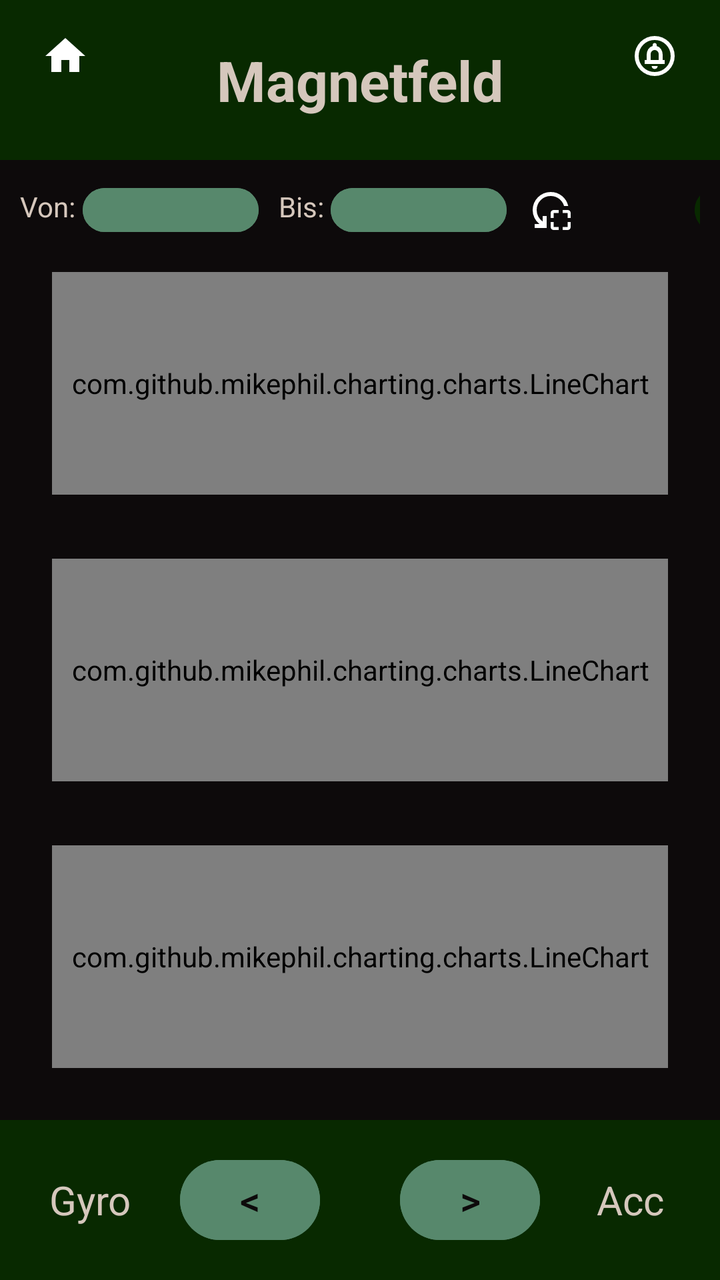
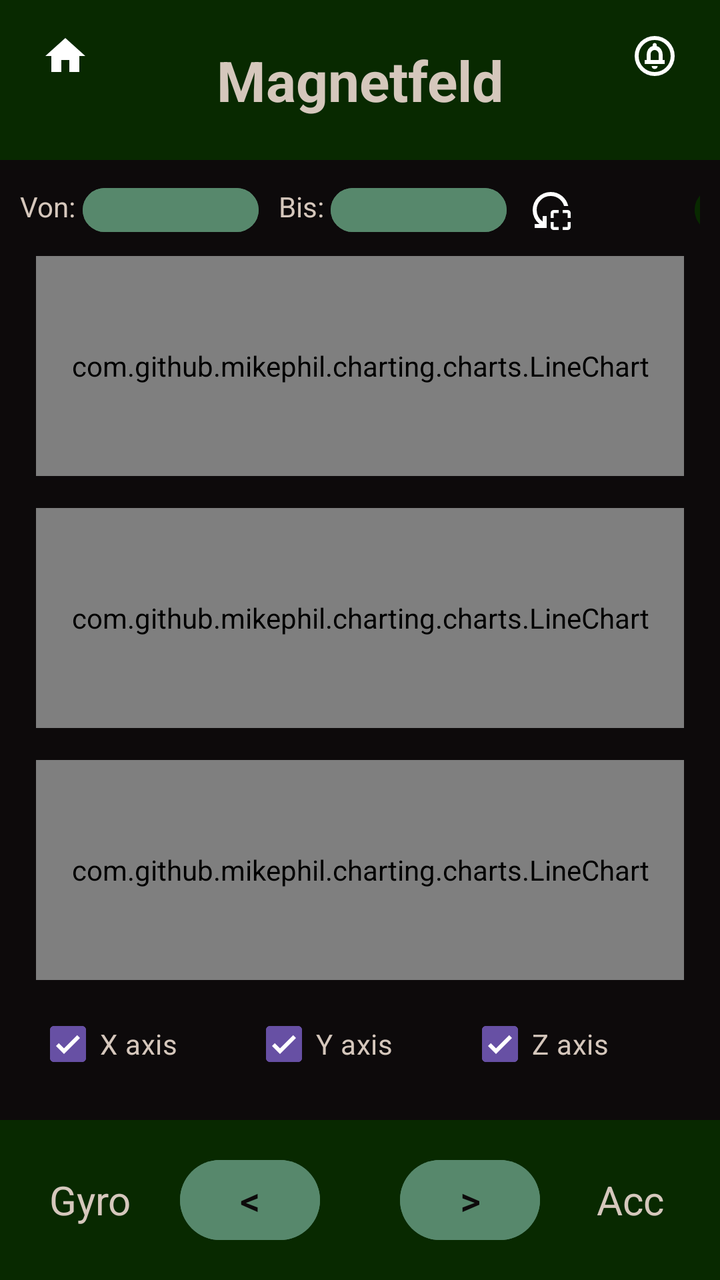

An Android layout rendered at two revisions. The XML below is the earlier revision; the diff shows what the commit changed to produce the second picture.
<!-- AndroidManifest.xml: application theme Theme.BiotSpeechIoT -->
<!-- res/layout/activity_magnetfeld.xml -->
<?xml version="1.0" encoding="utf-8"?>
<LinearLayout xmlns:android="http://schemas.android.com/apk/res/android"
    xmlns:tools="http://schemas.android.com/tools"
    android:layout_width="match_parent"
    android:id="@+id/magnet"
    android:layout_height="match_parent"
    android:orientation="vertical"
    android:background="@color/background"
    tools:context=".main.MainActivity">

    <LinearLayout
        android:layout_width="match_parent"
        android:layout_height="wrap_content"
        android:background="@color/header">

        <ImageButton
            android:id="@+id/home_button"
            android:layout_width="wrap_content"
            android:layout_height="wrap_content"
            android:src="@drawable/baseline_home_24"
            android:contentDescription="Zur Startseite"
            android:background="@color/header"
            android:layout_marginTop="16dp"
            android:layout_marginStart="16dp"
            android:paddingBottom="15dp"
            android:layout_weight="1"
            android:color="@color/text"/>

        <TextView
            android:id="@+id/headerText"
            android:layout_width="0dp"
            android:layout_height="80dp"
            android:background="@color/header"
            android:gravity="center_vertical|center_horizontal"
            android:layout_weight="28"
            android:padding="17dp"
            android:text="Magnetfeld"
            android:textColor="@color/text"
            android:textSize="28sp"
            android:textStyle="bold" />

        <ImageButton
            android:id="@+id/notification_button"
            android:layout_width="wrap_content"
            android:layout_height="wrap_content"
            android:src="@drawable/outline_circle_notifications_24"
            android:background="@color/header"
            android:layout_marginTop="16dp"
            android:layout_marginEnd="16dp"
            android:paddingBottom="15dp"
            android:layout_weight="1"
            android:color="@color/text"/>

    </LinearLayout>

    <LinearLayout
        android:layout_width="match_parent"
        android:layout_height="0dp"
        android:orientation="vertical"
        android:layout_weight="1"
        android:layout_margin="10dp">

        <LinearLayout
            android:layout_width="wrap_content"
            android:layout_height="wrap_content"
            android:orientation="horizontal">

            <TextView
                android:layout_width="wrap_content"
                android:layout_height="wrap_content"
                android:text="Von: "
                android:textColor="@color/text"/>

            <Button
                android:layout_width="wrap_content"
                android:layout_height="30dp"
                android:text=""
                android:textSize="10dp"
                android:textColor="@color/background"
                android:backgroundTint="@color/button"
                android:id="@+id/button_x_von"
                android:paddingStart="0dp"
                android:paddingEnd="0dp"
                android:paddingBottom="0dp"
                android:paddingTop="0dp"/>

            <TextView
                android:layout_width="wrap_content"
                android:layout_height="wrap_content"
                android:text="Bis: "
                android:textColor="@color/text"
                android:layout_marginStart="10dp"/>

            <Button
                android:layout_width="wrap_content"
                android:layout_height="30dp"
                android:text=""
                android:textSize="10dp"
                android:textColor="@color/background"
                android:backgroundTint="@color/button"
                android:id="@+id/button_x_bis"
                android:paddingStart="0dp"
                android:paddingEnd="0dp"
                android:paddingBottom="0dp"
                android:paddingTop="0dp"/>

            <ImageButton
                android:layout_width="wrap_content"
                android:layout_height="wrap_content"
                android:src="@drawable/outline_reset_focus_24"
                android:background="@color/background"
                android:layout_marginStart="10dp"
                android:paddingTop="3dp"
                android:id="@+id/resetX"
                />

            <Button
                android:layout_width="50dp"
                android:layout_height="30dp"
                android:text="10 Min"
                android:textSize="10sp"
                android:textColor="@color/background"
                android:backgroundTint="@color/header"
                android:id="@+id/btn_x_10min"
                android:layout_marginStart="60dp"
                android:paddingStart="0dp"
                android:paddingEnd="0dp"
                android:paddingBottom="0dp"
                android:paddingTop="0dp"/>

        </LinearLayout>

        <com.github.mikephil.charting.charts.LineChart
            android:id="@+id/lineChartMagnetX"
            android:layout_width="match_parent"
            android:layout_height="0dp"
            android:layout_weight="1"
            android:layout_margin="16dp"/>

        <com.github.mikephil.charting.charts.LineChart
            android:id="@+id/lineChartMagnetY"
            android:layout_width="match_parent"
            android:layout_height="0dp"
            android:layout_weight="1"
            android:layout_margin="16dp" />

        <com.github.mikephil.charting.charts.LineChart
            android:id="@+id/lineChartMagnetZ"
            android:layout_width="match_parent"
            android:layout_height="0dp"
            android:layout_weight="1"
            android:layout_margin="16dp" />
    </LinearLayout>

    <LinearLayout
        android:id="@+id/footerBar"
        android:layout_width="match_parent"
        android:layout_height="80dp"
        android:orientation="horizontal"
        android:gravity="center"
        android:background="@color/header">

        <TextView
            android:id="@+id/gyroDescription"
            android:layout_width="0dp"
            android:layout_height="wrap_content"
            android:layout_weight="1"
            android:text="Gyro"
            android:textColor="@color/text"
            android:layout_margin="10dp"
            android:gravity="center"
            android:textSize="20sp"/>

        <Button
            android:id="@+id/btnPrevGyro"
            android:layout_width="0dp"
            android:layout_height="wrap_content"
            android:layout_weight="1"
            android:text="&lt;"
            android:textColor="@color/background"
            android:layout_marginEnd="20dp"
            android:backgroundTint="@color/button"
            android:textSize="20sp" />

        <Button
            android:id="@+id/btnNextAccel"
            android:layout_width="0dp"
            android:layout_height="wrap_content"
            android:layout_weight="1"
            android:text="&gt;"
            android:textColor="@color/background"
            android:layout_marginStart="20dp"
            android:backgroundTint="@color/button"
            android:textSize="20sp"/>

        <TextView
            android:id="@+id/btnGyro"
            android:layout_width="0dp"
            android:layout_height="wrap_content"
            android:layout_weight="1"
            android:text="Acc"
            android:textColor="@color/text"
            android:layout_margin="10dp"
            android:gravity="center"
            android:textSize="20sp"/>
    </LinearLayout>
</LinearLayout>
<!-- resources referenced by this layout -->
<resources>
  <color name="background">#0D0A0B</color>
  <color name="button">#57886C</color>
  <color name="header">#082900</color>
  <color name="text">#D5C7BC</color>
  <!-- drawable baseline_home_24 (drawable) -->
  <vector xmlns:android="http://schemas.android.com/apk/res/android" android:height="24dp" android:tint="#FFFFFF" android:viewportHeight="24" android:viewportWidth="24" android:width="24dp">
        
      <path android:fillColor="@android:color/white" android:pathData="M10,20v-6h4v6h5v-8h3L12,3 2,12h3v8z"/>
      
  </vector>
  <!-- drawable outline_circle_notifications_24 (drawable) -->
  <vector xmlns:android="http://schemas.android.com/apk/res/android" android:height="24dp" android:tint="#FFFFFF" android:viewportHeight="960" android:viewportWidth="960" android:width="24dp">
        
      <path android:fillColor="@android:color/white" android:pathData="M480,740Q505,740 522.5,722.5Q540,705 540,680L420,680Q420,705 437.5,722.5Q455,740 480,740ZM280,640L680,640L680,560L640,560L640,456Q640,395 608.5,344.5Q577,294 520,280L520,260Q520,243 508.5,231.5Q497,220 480,220Q463,220 451.5,231.5Q440,243 440,260L440,280Q383,294 351.5,344.5Q320,395 320,456L320,560L280,560L280,640ZM400,560L400,440Q400,407 423.5,383.5Q447,360 480,360Q513,360 536.5,383.5Q560,407 560,440L560,560L400,560ZM480,880Q397,880 324,848.5Q251,817 197,763Q143,709 111.5,636Q80,563 80,480Q80,397 111.5,324Q143,251 197,197Q251,143 324,111.5Q397,80 480,80Q563,80 636,111.5Q709,143 763,197Q817,251 848.5,324Q880,397 880,480Q880,563 848.5,636Q817,709 763,763Q709,817 636,848.5Q563,880 480,880ZM480,800Q614,800 707,707Q800,614 800,480Q800,346 707,253Q614,160 480,160Q346,160 253,253Q160,346 160,480Q160,614 253,707Q346,800 480,800ZM480,480Q480,480 480,480Q480,480 480,480Q480,480 480,480Q480,480 480,480Q480,480 480,480Q480,480 480,480Q480,480 480,480Q480,480 480,480Z"/>
      
  </vector>
  <!-- drawable outline_reset_focus_24 (drawable) -->
  <vector xmlns:android="http://schemas.android.com/apk/res/android" android:height="24dp" android:tint="#FFFFFF" android:viewportHeight="960" android:viewportWidth="960" android:width="24dp">
        
      <path android:fillColor="@android:color/white" android:pathData="M480,640L480,540Q480,515 497.5,497.5Q515,480 540,480L640,480L640,540L540,540L540,640L480,640ZM540,880Q515,880 497.5,862.5Q480,845 480,820L480,720L540,720L540,820L640,820L640,880L540,880ZM820,640L820,540L720,540L720,480L820,480Q845,480 862.5,497.5Q880,515 880,540L880,640L820,640ZM720,880L720,820L820,820L820,720L880,720L880,820Q880,845 862.5,862.5Q845,880 820,880L720,880ZM831,400L748,400Q722,312 649,256Q576,200 480,200Q363,200 281.5,281.5Q200,363 200,480Q200,552 232.5,612Q265,672 320,710L320,600L400,600L400,840L160,840L160,760L254,760Q192,710 156,637.5Q120,565 120,480Q120,405 148.5,339.5Q177,274 225.5,225.5Q274,177 339.5,148.5Q405,120 480,120Q609,120 706.5,199.5Q804,279 831,400Z"/>
      
  </vector>
  <style name="Theme.BiotSpeechIoT" parent="Base.Theme.BiotSpeechIoT" />
  <style name="Base.Theme.BiotSpeechIoT" parent="Theme.Material3.DayNight.NoActionBar">
          
          
      </style>
</resources>

<!-- the commit's change to res/layout/activity_magnetfeld.xml (unified diff, before → after) -->
@@ -135,21 +135,58 @@
             android:layout_width="match_parent"
             android:layout_height="0dp"
             android:layout_weight="1"
-            android:layout_margin="16dp"/>
+            android:layout_margin="8dp"/>
 
         <com.github.mikephil.charting.charts.LineChart
             android:id="@+id/lineChartMagnetY"
             android:layout_width="match_parent"
             android:layout_height="0dp"
             android:layout_weight="1"
-            android:layout_margin="16dp" />
+            android:layout_margin="8dp" />
 
         <com.github.mikephil.charting.charts.LineChart
             android:id="@+id/lineChartMagnetZ"
             android:layout_width="match_parent"
             android:layout_height="0dp"
             android:layout_weight="1"
-            android:layout_margin="16dp" />
+            android:layout_margin="8dp" />
+
+        <LinearLayout
+            android:layout_width="match_parent"
+            android:layout_height="wrap_content"
+            android:orientation="horizontal"
+            android:paddingStart="8dp"
+            android:paddingEnd="8dp"
+            android:paddingBottom="4dp">
+
+            <CheckBox
+                android:id="@+id/cbChartX"
+                android:layout_width="0dp"
+                android:layout_height="wrap_content"
+                android:layout_weight="1"
+                android:text="X axis"
+                android:textColor="@color/text"
+                android:checked="true"/>
+
+            <CheckBox
+                android:id="@+id/cbChartY"
+                android:layout_width="0dp"
+                android:layout_height="wrap_content"
+                android:layout_weight="1"
+                android:text="Y axis"
+                android:textColor="@color/text"
+                android:checked="true"/>
+
+            <CheckBox
+                android:id="@+id/cbChartZ"
+                android:layout_width="0dp"
+                android:layout_height="wrap_content"
+                android:layout_weight="1"
+                android:text="Z axis"
+                android:textColor="@color/text"
+                android:checked="true"/>
+
+        </LinearLayout>
     </LinearLayout>
 
     <LinearLayout
